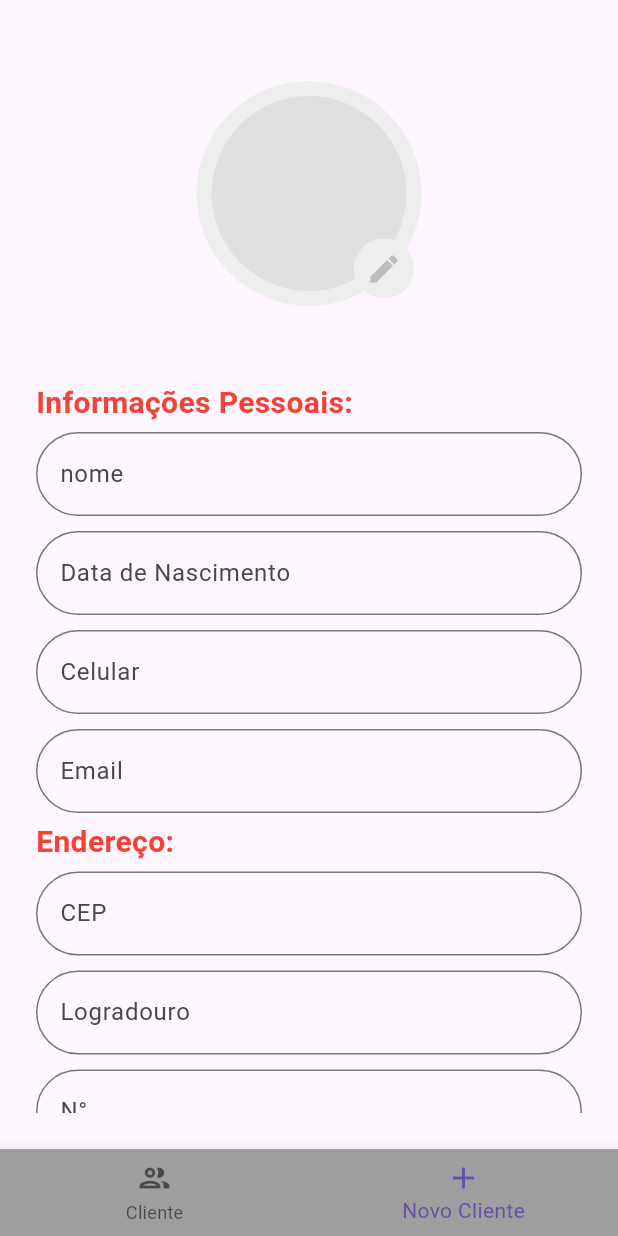
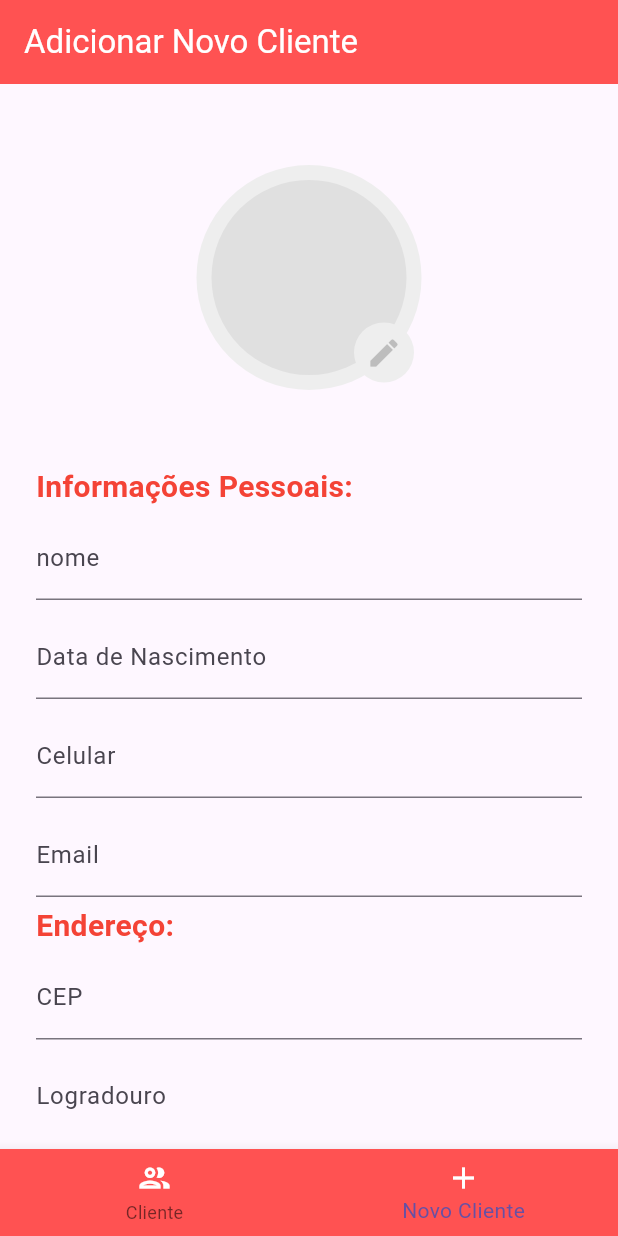
Before and after one commit to Junio-Alves/Client-Management-App, a Flutter app: the screen it shows after launch, swiped to page 2, on a phone screen of 412 x 824 dp. Run offline on Flutter 3.47's test engine with Material 3 defaults, Android fonts, the phone set to English and light mode, and no system bars; our stand-ins replace image_picker, sqflite; accounts and stored records are empty.

Commit message:
deixando mais bonito

```diff
--- a/lib/pages/home_page.dart
+++ b/lib/pages/home_page.dart
@@ -40,14 +40,26 @@ class _HomePageState extends State<HomePage> {
         currentIndex: paginalAtual,
         items: const [
           BottomNavigationBarItem(
-              icon: Icon(Icons.people_outline_outlined), label: "Cliente"),
-          BottomNavigationBarItem(icon: Icon(Icons.add), label: "Novo Cliente"),
+            icon: Icon(
+              Icons.people_outline_outlined,
+              color: Colors.white,
+            ),
+            label: "Cliente",
+            backgroundColor: Colors.white,
+          ),
+          BottomNavigationBarItem(
+              icon: Icon(
+                Icons.add,
+                color: Colors.white,
+              ),
+              label: "Novo Cliente",
+              backgroundColor: Colors.white),
         ],
         onTap: (pagina) {
           pc.animateToPage(pagina,
               duration: const Duration(milliseconds: 400), curve: Curves.ease);
         },
-        backgroundColor: Colors.grey,
+        backgroundColor: Colors.redAccent,
       ),
     );
   }
--- a/lib/pages/new_cliente.dart
+++ b/lib/pages/new_cliente.dart
@@ -29,6 +29,15 @@ class _NovoClienteState extends State<NovoCliente> {
   @override
   Widget build(BuildContext context) {
     return Scaffold(
+      appBar: AppBar(
+        title: const Text(
+          "Adicionar Novo Cliente",
+          style: TextStyle(
+            color: Colors.white,
+          ),
+        ),
+        backgroundColor: Colors.redAccent,
+      ),
       body: Padding(
         padding: const EdgeInsets.all(24),
         child: Form(
@@ -135,8 +144,12 @@ class _NovoClienteState extends State<NovoCliente> {
                   errorText: "Digite uma observação",
                 ),
                 Row(
+                  mainAxisAlignment: MainAxisAlignment.center,
                   children: [
                     ElevatedButton(
+                        style: ElevatedButton.styleFrom(
+                          backgroundColor: Colors.redAccent,
+                        ),
                         onPressed: () async {
                           if (_formkey.currentState!.validate()) {
                             Cliente novoCliente = Cliente(
@@ -168,7 +181,12 @@ class _NovoClienteState extends State<NovoCliente> {
                             });
                           }
                         },
-                        child: const Text("Salvar")),
+                        child: const Text(
+                          "Salvar",
+                          style: TextStyle(
+                            color: Colors.white,
+                          ),
+                        )),
                   ],
                 )
               ],
@@ -193,9 +211,6 @@ class _NovoClienteState extends State<NovoCliente> {
         controller: controller,
         decoration: InputDecoration(
           labelText: labelText,
-          border: OutlineInputBorder(
-            borderRadius: BorderRadius.circular(30),
-          ),
         ),
         validator: (validator) {
           if (validator!.isEmpty) return errorText;
--- a/lib/widgets/clienteCard.dart
+++ b/lib/widgets/clienteCard.dart
@@ -48,7 +48,7 @@ class _ClienteCardState extends State<ClienteCard> {
                   child: Container(
                 margin: const EdgeInsets.only(left: 12),
                 child: Column(
-                  crossAxisAlignment: CrossAxisAlignment.center,
+                  crossAxisAlignment: CrossAxisAlignment.start,
                   children: [
                     Text(
                       widget.cliente.nomeCompleto,
@@ -56,7 +56,7 @@ class _ClienteCardState extends State<ClienteCard> {
                           fontSize: 18, fontWeight: FontWeight.w600),
                     ),
                     Text(
-                      "Idade: ${widget.cliente.id}",
+                      "Numero: ${widget.cliente.celular}",
                       style: const TextStyle(
                           fontSize: 18, fontWeight: FontWeight.w600),
                     )
```
Also changed, not shown: lib/pages/cliente_List_page.dart (+10 -1 lines), lib/pages/cliente_page.dart (+22 -6 lines).
